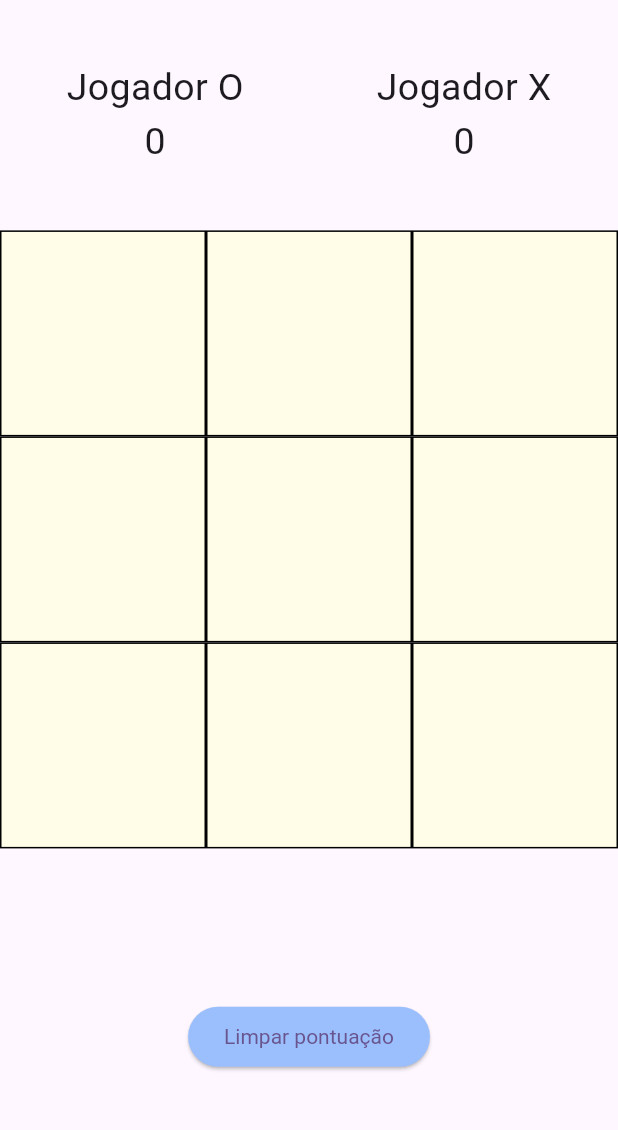
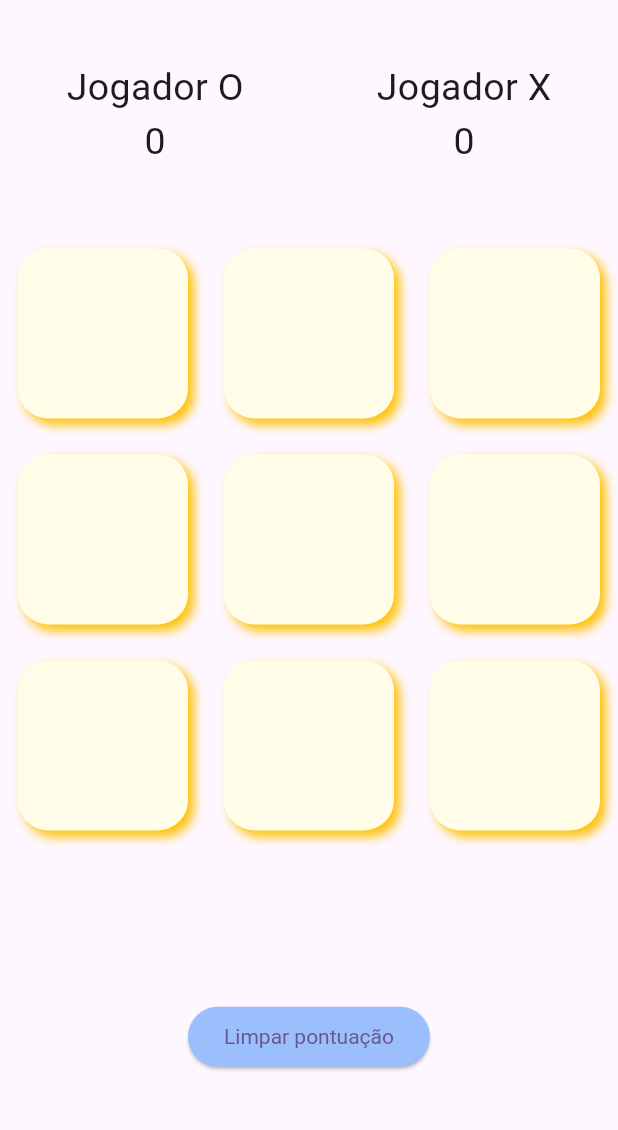
Before and after one commit to mHelenaR/jogo_velha, a Flutter app: the screen it shows after launch, on a phone screen of 412 x 824 dp, the part 84-1214 px from its top. Run offline on Flutter 3.47's test engine with Material 3 defaults, Android fonts, the phone set to English and light mode, and no system bars.

Commit message:
Corrigido erro de lógica que exibia o valor errado ao clicar 2 vezes no container

```diff
--- a/lib/main.dart
+++ b/lib/main.dart
@@ -103,16 +103,29 @@ class _MyHomePageState extends State<MyHomePage> {
               itemBuilder: (context, index) {
                 return GestureDetector(
                   onTap: () => _clicado(index),
+                  child: Padding(
+                    padding: const EdgeInsets.all(12),
                     child: Container(
                       decoration: BoxDecoration(
                         color: Colors.yellow.shade50,
-                      border: Border.all(color: Colors.black),
+                        borderRadius:
+                            const BorderRadius.all(Radius.circular(20)),
+                        boxShadow: List.filled(
+                          1,
+                          const BoxShadow(
+                            offset: Offset(4, 4),
+                            blurRadius: 5,
+                            color: Colors.amber,
+                          ),
+                          growable: true,
+                        ),
                       ),
                       child: Center(
                         child: Text(
                           listGrade[index],
-                        style:
-                            const TextStyle(color: Colors.black, fontSize: 35),
+                          style: const TextStyle(
+                              color: Colors.black, fontSize: 35),
+                        ),
                       ),
                     ),
                   ),
@@ -145,13 +158,13 @@ class _MyHomePageState extends State<MyHomePage> {
     setState(() {
       if (oJogada && listGrade[index] == '') {
         listGrade[index] = 'O';
+        oJogada = !oJogada;
         filledBoxes++;
       } else if (!oJogada && listGrade[index] == '') {
         listGrade[index] = 'X';
+        oJogada = !oJogada;
         filledBoxes++;
       }
-
-      oJogada = !oJogada;
       _checarVencedor();
     });
   }
```
Lines whose indentation alone changed are shown as unchanged.
